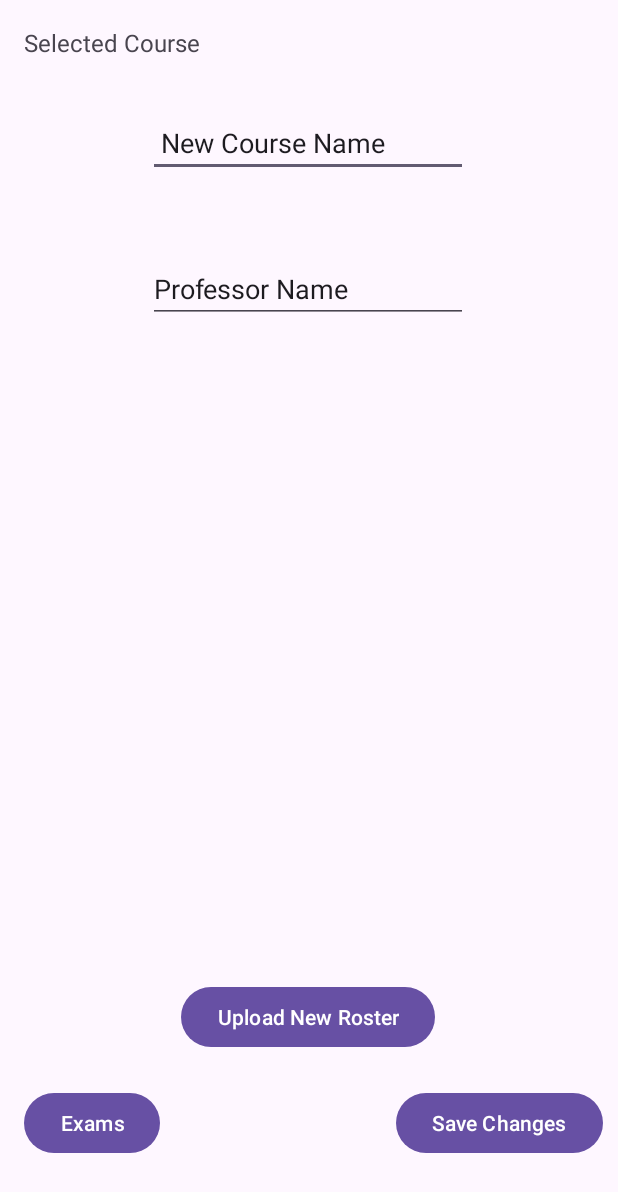
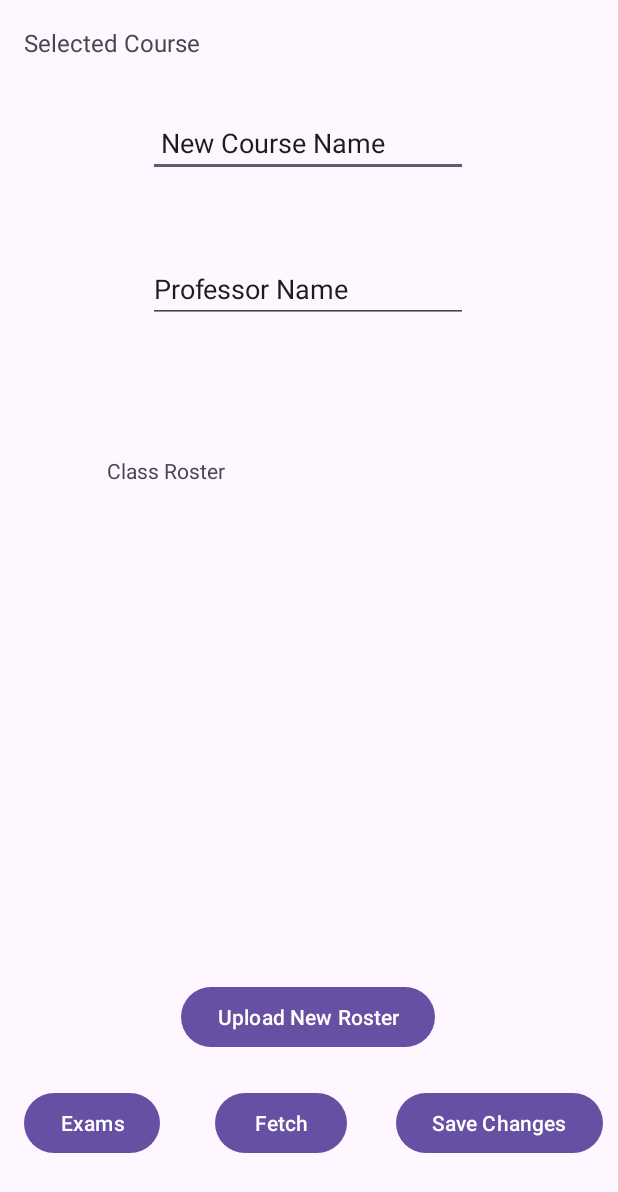
Before and after one commit to l89umbc/AGA, an Android app: the AddCourseActivity screen opened directly, with no data from a screen before it, after a tap on "Add Course", on a phone screen of 412 x 824 dp. Shown: the top 1192 px of the screen. Run offline under Robolectric (Android 15) with nearby library versions, the phone set to English and light mode, and no system bars; libraries missing offline, so code that uses them is left out: com.amplifyframework.core, com.opencsv; 1 statement that could not run was skipped.

Commit message:
graphql datastore started

```diff
--- a/app/build.gradle.kts
+++ b/app/build.gradle.kts
@@ -42,6 +42,7 @@ dependencies {
     implementation("com.amplifyframework:core:2.16.0")
     implementation("com.amplifyframework:aws-auth-cognito:2.16.0")
     implementation("com.amplifyframework:aws-datastore:2.16.0")
+    implementation("com.amplifyframework:aws-api:2.16.0")
     implementation("com.opencsv:opencsv:4.6")
     implementation("com.journeyapps:zxing-android-embedded:4.3.0")
     testImplementation("junit:junit:4.13.2")
--- a/app/src/main/java/com/example/anonymousgradingapplication/AddCourseActivity.java
+++ b/app/src/main/java/com/example/anonymousgradingapplication/AddCourseActivity.java
@@ -36,6 +36,7 @@ public class AddCourseActivity extends AppCompatActivity {
             @Override
             public void onClick(View v) {
                 Intent myIntent = new Intent(AddCourseActivity.this, SelectedCourseActivity.class);
+                myIntent.putExtra("profName", getIntent().getStringExtra("profName"));
                 startActivity(myIntent);
             }
         });
--- a/app/src/main/java/com/example/anonymousgradingapplication/MyAmplify.java
+++ b/app/src/main/java/com/example/anonymousgradingapplication/MyAmplify.java
@@ -4,6 +4,7 @@ import android.app.Application;
 import android.util.Log;
 
 import com.amplifyframework.AmplifyException;
+import com.amplifyframework.api.aws.AWSApiPlugin;
 import com.amplifyframework.auth.cognito.AWSCognitoAuthPlugin;
 import com.amplifyframework.core.Amplify;
 import com.amplifyframework.datastore.AWSDataStorePlugin;
@@ -16,6 +17,7 @@ public class MyAmplify extends Application {
         try {
             Amplify.addPlugin(new AWSCognitoAuthPlugin());
             Amplify.addPlugin(new AWSDataStorePlugin());
+            Amplify.addPlugin(new AWSApiPlugin());
             Amplify.configure(getApplicationContext());
             Log.i("Tutorial", "Initialized Amplify");
         } catch (AmplifyException error) {
--- a/app/src/main/java/com/example/anonymousgradingapplication/SelectedCourseActivity.java
+++ b/app/src/main/java/com/example/anonymousgradingapplication/SelectedCourseActivity.java
@@ -14,30 +14,36 @@ import android.os.Bundle;
 import android.util.Log;
 import android.view.View;
 import android.widget.Button;
+import android.widget.EditText;
 import android.widget.TextView;
 
+import com.amplifyframework.core.Amplify;
+import com.amplifyframework.datastore.generated.model.Exam;
+import com.amplifyframework.datastore.generated.model.Professor;
+import com.amplifyframework.datastore.generated.model.Student;
+import com.amplifyframework.datastore.generated.model.StudentClass;
 import com.opencsv.CSVReader;
 
 import java.io.FileNotFoundException;
-import java.io.FileOutputStream;
 import java.io.IOException;
 import java.io.InputStream;
 import java.io.InputStreamReader;
-import java.io.PrintStream;
 import java.util.List;
 import java.util.Map;
 
 public class SelectedCourseActivity extends AppCompatActivity {
 
-    private Button examsButton;
-    private Button saveButton;
-    private Button uploadButton;
+    private Button examsButton, saveButton, uploadButton, fetchButton;
+    private EditText editProfName, editClassName;
     private TextView classRosterText;
+    private List<Student> toAdd;
     private ActivityResultLauncher<Intent> activityResultLauncher;
     private SharedPreferences prefs;
     private SharedPreferences.Editor editor;
     public static String namepref= "Class1";
-    private Map<String, ?> currClass;
+    private String profName;
+    private Professor currProfessor = null;
+    private StudentClass currClass = null;
 
     @Override
     protected void onCreate(Bundle savedInstanceState) {
@@ -47,18 +53,34 @@ public class SelectedCourseActivity extends AppCompatActivity {
         examsButton = (Button) findViewById(R.id.buttonExams);
         saveButton = (Button) findViewById(R.id.buttonCourseSave);
         uploadButton = (Button) findViewById(R.id.buttonUploadRoster);
+        fetchButton = (Button) findViewById(R.id.buttonFetchRoster);
         classRosterText = (TextView) findViewById(R.id.textViewRoster);
+        editClassName = (EditText) findViewById(R.id.editTextCourseName);
+        editProfName = (EditText) findViewById(R.id.editTextProfessor);
 
-        prefs = getSharedPreferences(namepref, MODE_PRIVATE);
-        editor =  prefs.edit();
+        Intent intent = getIntent();
+        profName = intent.getStringExtra("profName");
+        Amplify.DataStore.query(Professor.class, Professor.NAME.eq(intent.getStringExtra("profName")),
+                matches->{
+                    while(matches.hasNext())
+                    {
+                        currProfessor = matches.next();
+                        editProfName.setText(currProfessor.getName());
+                    }
+                },
+                error->Log.e("GetProfessor", "Error: "+error)
+                );
 
-        currClass = prefs.getAll();
-        StringBuilder temp = new StringBuilder();
-        for (Map.Entry<String,?> entry : currClass.entrySet())
-        {
-            temp.append(entry.getKey()).append(":   ").append(entry.getValue()).append("\n");
-        }
-        classRosterText.setText(temp);
+//        prefs = getSharedPreferences(namepref, MODE_PRIVATE);
+//        editor =  prefs.edit();
+//
+//        currClass = prefs.getAll();
+//        StringBuilder temp = new StringBuilder();
+//        for (Map.Entry<String,?> entry : currClass.entrySet())
+//        {
+//            temp.append(entry.getKey()).append(":   ").append(entry.getValue()).append("\n");
+//        }
+//        classRosterText.setText(temp);
 
         examsButton.setOnClickListener(new View.OnClickListener() {
             @Override
@@ -84,6 +106,35 @@ public class SelectedCourseActivity extends AppCompatActivity {
             }
         });
 
+        fetchButton.setOnClickListener(new View.OnClickListener() {
+            @Override
+            public void onClick(View v) {
+                Amplify.DataStore.query(StudentClass.class, StudentClass.NAME.eq(editClassName.getText().toString()),
+                        matches->{
+                            Log.i("FetchRoster", "Success: building roster");
+                            while(matches.hasNext()){
+                                StudentClass temp = matches.next();
+                                Log.i("FetchRoster", "Success: " + temp.getName());
+                                StringBuilder tString = new StringBuilder();
+
+                                Amplify.DataStore.query(Student.class, Student.STUDENT_CLASS_STUDENTS_ID.eq(temp.getId()),
+                                        match->{
+                                            while(match.hasNext())
+                                            {
+                                                Student student = match.next();
+                                                tString.append(student.getName()).append(":   ").append(student.getUmbcId()).append("\n");
+                                            }
+                                            classRosterText.setText(tString.toString());
+                                        },
+                                        error->Log.e("FetchStudents", "Error: "+error));
+
+                            }
+                        },
+                        error->Log.e("FetchRoster", "Error: "+error));
+
+            }
+        });
+
         activityResultLauncher = registerForActivityResult(
                 new ActivityResultContracts.StartActivityForResult(),
                 new ActivityResultCallback<ActivityResult>() {
@@ -104,26 +155,60 @@ public class SelectedCourseActivity extends AppCompatActivity {
                                     }
                                     CSVReader reader = new CSVReader(new InputStreamReader(input));
 
+                                    if(currProfessor != null)
+                                    {
+                                        Amplify.DataStore.query(StudentClass.class, StudentClass.NAME.eq(editClassName.getText().toString()),
+                                                matches->{
+                                                    while(matches.hasNext())
+                                                    {
+                                                        currClass = matches.next();
+                                                    }
+                                                },
+                                                error->Log.e("CheckRoster", "Error: "+error));
+
+                                        if (currClass == null)
+                                        {
+                                            currClass = StudentClass.builder().name(editClassName.getText().toString()).professorClassesId(currProfessor.getId()).build();
+                                            Amplify.DataStore.save(currClass,
+                                                    success->Log.i("AddClass", "Success: "+success),
+                                                    error->Log.e("AddClass", "Error: "+error));
+                                        }
+
+                                    }
+                                    else
+                                    {
+                                        Log.e("AddClass", "Error: Missing professor");
+                                        return;
+                                    }
 
                                     try {
                                         String[] line;
                                         while ((line = reader.readNext()) != null) {
                                             Log.d(line[0], line[1]);
-                                            editor.putString(line[0], line[1]);
-                                            editor.commit();
+                                            Student student = Student.builder().umbcId(line[1]).name(line[0]).studentClassStudentsId(currClass.getId()).build();
+                                            Amplify.DataStore.save(student,
+                                                    success->Log.i("AddStudent", "Success: "+success),
+                                                    error->Log.e("AddStudent", "Error: "+error));
+//                                          editor.putString(line[0], line[1]);
+//                                          editor.commit();
                                         }
                                     } catch (IOException e) {
                                         throw new RuntimeException(e);
                                     }
 
-                                    currClass = prefs.getAll();
+                                    Amplify.DataStore.save(currClass,
+                                            success->Log.i("AddClass", "Success: "+success),
+                                            error->Log.e("AddClass", "Error: "+error));
 
-                                    StringBuilder temp = new StringBuilder();
-                                    for (Map.Entry<String,?> entry : currClass.entrySet())
-                                    {
-                                        temp.append(entry.getKey()).append(":   ").append(entry.getValue()).append("\n");
-                                    }
-                                    classRosterText.setText(temp);
+
+//                                    currClass = prefs.getAll();
+
+//                                    StringBuilder temp = new StringBuilder();
+//                                    for (Map.Entry<String,?> entry : currClass.entrySet())
+//                                    {
+//                                        temp.append(entry.getKey()).append(":   ").append(entry.getValue()).append("\n");
+//                                    }
+//                                    classRosterText.setText(temp);
                                 }
 
                             }
--- a/app/src/main/res/layout/activity_selected_course.xml
+++ b/app/src/main/res/layout/activity_selected_course.xml
@@ -96,4 +96,16 @@
         app:layout_constraintTop_toTopOf="parent"
         app:layout_constraintVertical_bias="0.843" />
 
+    <Button
+        android:id="@+id/buttonFetchRoster"
+        android:layout_width="wrap_content"
+        android:layout_height="wrap_content"
+        android:text="Fetch"
+        app:layout_constraintBottom_toBottomOf="parent"
+        app:layout_constraintEnd_toEndOf="parent"
+        app:layout_constraintHorizontal_bias="0.443"
+        app:layout_constraintStart_toStartOf="parent"
+        app:layout_constraintTop_toTopOf="parent"
+        app:layout_constraintVertical_bias="0.934" />
+
 </androidx.constraintlayout.widget.ConstraintLayout>
```
Also changed, not shown: app/src/main/java/com/example/anonymousgradingapplication/LoginActivity.java (+7 -3 lines), app/src/main/java/com/amplifyframework/datastore/generated/model/AmplifyModelProvider.java, app/src/main/java/com/amplifyframework/datastore/generated/model/Student.java, 1 other file.
